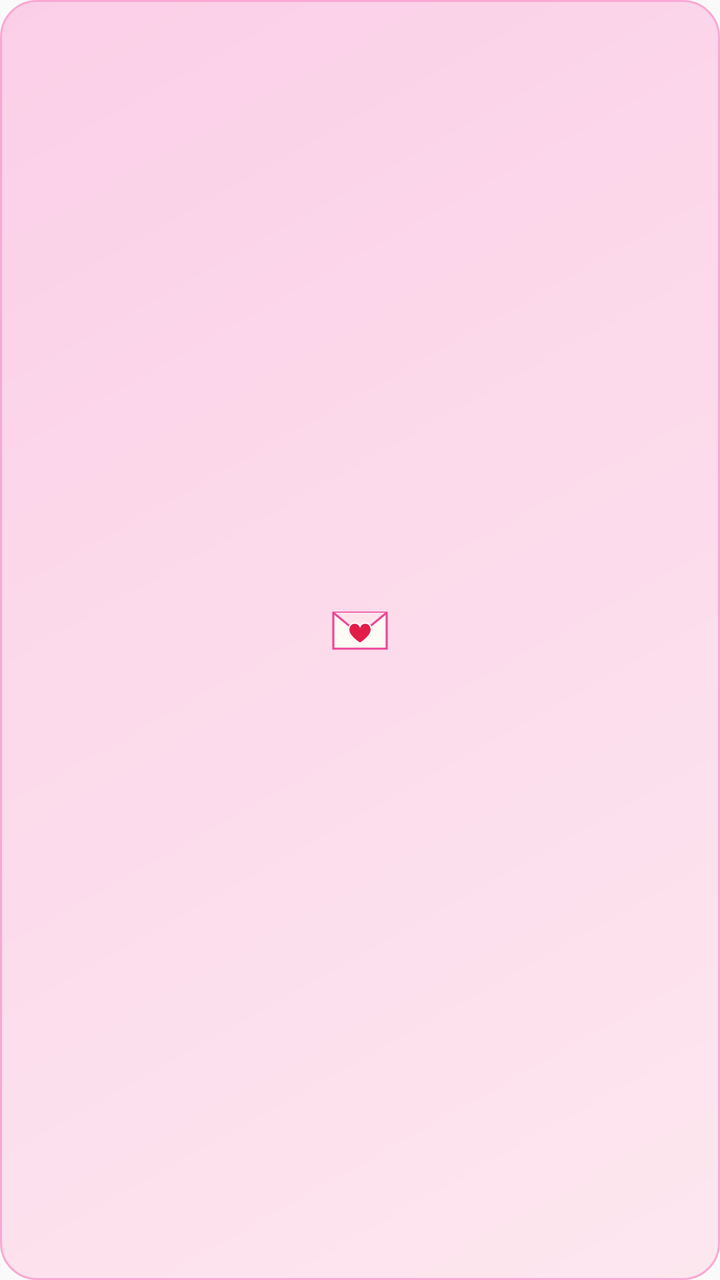
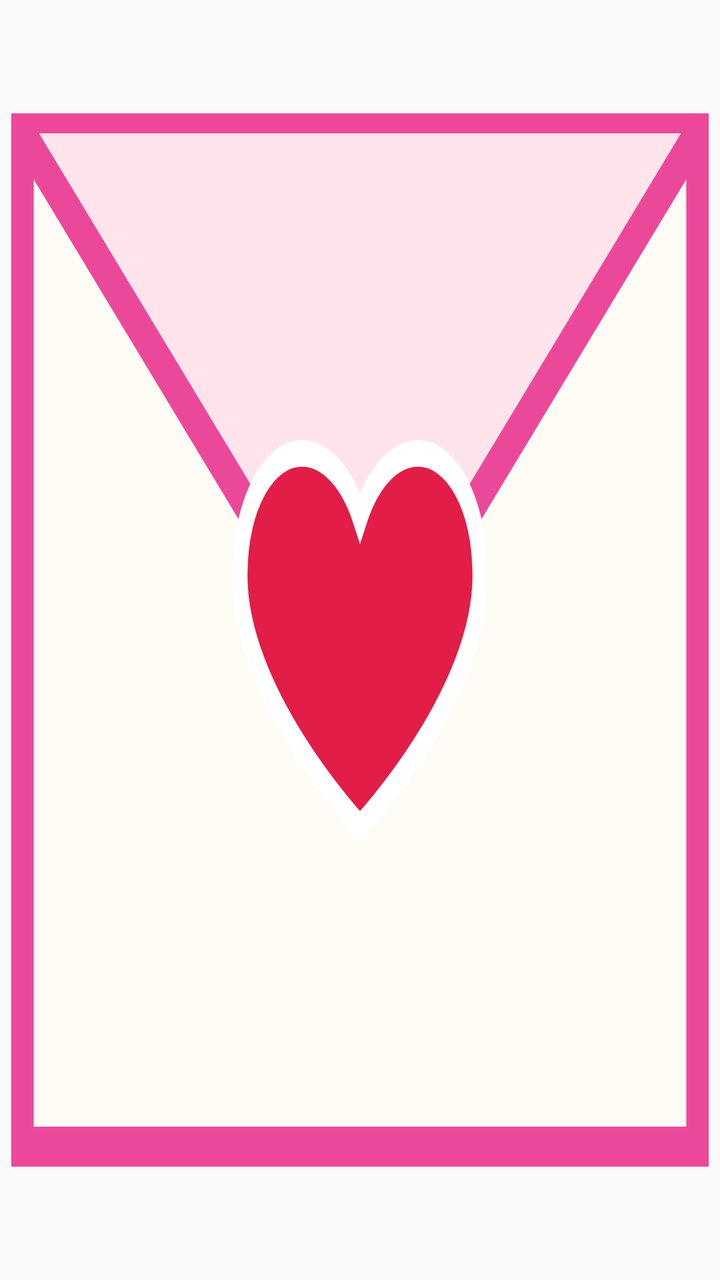

Screens rendered from an Android XML layout before and after an edit, with the pre-edit source and the edit as a unified diff.
<!-- AndroidManifest.xml: application theme android:Theme.Material.Light.NoActionBar -->
<!-- res/layout/widget_intercourse.xml -->
<?xml version="1.0" encoding="utf-8"?>
<FrameLayout xmlns:android="http://schemas.android.com/apk/res/android"
    android:id="@+id/intercourse_root"
    android:layout_width="match_parent"
    android:layout_height="match_parent"
    android:background="@drawable/intercourse_bg">

    <LinearLayout
        android:layout_width="match_parent"
        android:layout_height="match_parent"
        android:orientation="vertical"
        android:gravity="center"
        android:padding="2dp">

        <ImageView
            android:id="@+id/iv_envelope"
            android:layout_width="32dp"
            android:layout_height="32dp"
            android:src="@drawable/ic_envelope"
            android:contentDescription="点击记录" />

        <TextView
            android:id="@+id/tv_hint"
            android:layout_width="match_parent"
            android:layout_height="wrap_content"
            android:gravity="center"
            android:text=""
            android:textSize="8sp"
            android:textColor="#9D174D"
            android:maxLines="1" />
    </LinearLayout>

</FrameLayout>
<!-- resources referenced by this layout -->
<resources>
  <!-- drawable ic_envelope (drawable) -->
  <?xml version="1.0" encoding="utf-8"?>
  <vector xmlns:android="http://schemas.android.com/apk/res/android"
      android:width="40dp"
      android:height="40dp"
      android:viewportWidth="48"
      android:viewportHeight="48">
  
      
      <path
          android:fillColor="#FFFBF5"
          android:strokeColor="#EC4899"
          android:strokeWidth="1.6"
          android:pathData="M4,12 L44,12 L44,39 L4,39 Z" />
  
      
      <path
          android:fillColor="#FFE4EC"
          android:strokeColor="#EC4899"
          android:strokeWidth="1.6"
          android:pathData="M4,12 L24,28.5 L44,12" />
  
      
      <path
          android:fillColor="#E11D48"
          android:strokeColor="#FFFFFF"
          android:strokeWidth="1"
          android:pathData="M24,35 C24,35 15.5,29.8 15.5,24.8 C15.5,21.6 17.8,19.8 20,19.8 C21.8,19.8 23.3,20.9 24,22.4 C24.7,20.9 26.2,19.8 28,19.8 C30.2,19.8 32.5,21.6 32.5,24.8 C32.5,29.8 24,35 24,35 Z" />
  </vector>
  <!-- drawable intercourse_bg (drawable) -->
  <?xml version="1.0" encoding="utf-8"?>
  <shape xmlns:android="http://schemas.android.com/apk/res/android" android:shape="rectangle">
      <gradient
          android:angle="135"
          android:startColor="#FDE7EF"
          android:endColor="#FBCFE8" />
      <corners android:radius="18dp" />
      <stroke android:width="1dp" android:color="#F9A8D4" />
  </shape>
</resources>

<!-- the commit's change to res/layout/widget_intercourse.xml (unified diff, before → after) -->
@@ -5,29 +5,18 @@
     android:layout_height="match_parent"
     android:background="@drawable/intercourse_bg">
 
-    <LinearLayout
+    <TextView
+        android:id="@+id/tv_hint"
         android:layout_width="match_parent"
-        android:layout_height="match_parent"
-        android:orientation="vertical"
+        android:layout_height="wrap_content"
+        android:layout_gravity="bottom|center_horizontal"
         android:gravity="center"
-        android:padding="2dp">
-
-        <ImageView
-            android:id="@+id/iv_envelope"
-            android:layout_width="32dp"
-            android:layout_height="32dp"
-            android:src="@drawable/ic_envelope"
-            android:contentDescription="点击记录" />
-
-        <TextView
-            android:id="@+id/tv_hint"
-            android:layout_width="match_parent"
-            android:layout_height="wrap_content"
-            android:gravity="center"
-            android:text=""
-            android:textSize="8sp"
-            android:textColor="#9D174D"
-            android:maxLines="1" />
-    </LinearLayout>
+        android:paddingBottom="4dp"
+        android:paddingLeft="3dp"
+        android:paddingRight="3dp"
+        android:text=""
+        android:textSize="8sp"
+        android:textColor="#9D174D"
+        android:maxLines="1" />
 
 </FrameLayout>
<!-- resource entries referenced after the edit -->
@@ -1,10 +1,10 @@
 <!-- resources referenced by this layout -->
 <resources>
-  <!-- drawable ic_envelope (drawable) -->
+  <!-- drawable intercourse_bg (drawable) -->
   <?xml version="1.0" encoding="utf-8"?>
   <vector xmlns:android="http://schemas.android.com/apk/res/android"
-      android:width="40dp"
-      android:height="40dp"
+      android:width="48dp"
+      android:height="48dp"
       android:viewportWidth="48"
       android:viewportHeight="48">
   
@@ -12,32 +12,22 @@
       <path
           android:fillColor="#FFFBF5"
           android:strokeColor="#EC4899"
-          android:strokeWidth="1.6"
-          android:pathData="M4,12 L44,12 L44,39 L4,39 Z" />
+          android:strokeWidth="1.5"
+          android:pathData="M1.5,5 L46.5,5 L46.5,43 L1.5,43 Z" />
   
       
       <path
           android:fillColor="#FFE4EC"
           android:strokeColor="#EC4899"
-          android:strokeWidth="1.6"
-          android:pathData="M4,12 L24,28.5 L44,12" />
+          android:strokeWidth="1.5"
+          android:pathData="M1.5,5 L24,26 L46.5,5" />
   
       
       <path
           android:fillColor="#E11D48"
           android:strokeColor="#FFFFFF"
           android:strokeWidth="1"
-          android:pathData="M24,35 C24,35 15.5,29.8 15.5,24.8 C15.5,21.6 17.8,19.8 20,19.8 C21.8,19.8 23.3,20.9 24,22.4 C24.7,20.9 26.2,19.8 28,19.8 C30.2,19.8 32.5,21.6 32.5,24.8 C32.5,29.8 24,35 24,35 Z" />
+          android:pathData="M24,31 C24,31 16,26.2 16,21.6 C16,18.7 18.1,17 20.1,17 C21.8,17 23.2,18 24,19.4 C24.8,18 26.2,17 27.9,17 C29.9,17 32,18.7 32,21.6 C32,26.2 24,31 24,31 Z" />
   </vector>
-  <!-- drawable intercourse_bg (drawable) -->
-  <?xml version="1.0" encoding="utf-8"?>
-  <shape xmlns:android="http://schemas.android.com/apk/res/android" android:shape="rectangle">
-      <gradient
-          android:angle="135"
-          android:startColor="#FDE7EF"
-          android:endColor="#FBCFE8" />
-      <corners android:radius="18dp" />
-      <stroke android:width="1dp" android:color="#F9A8D4" />
-  </shape>
 </resources>
 
